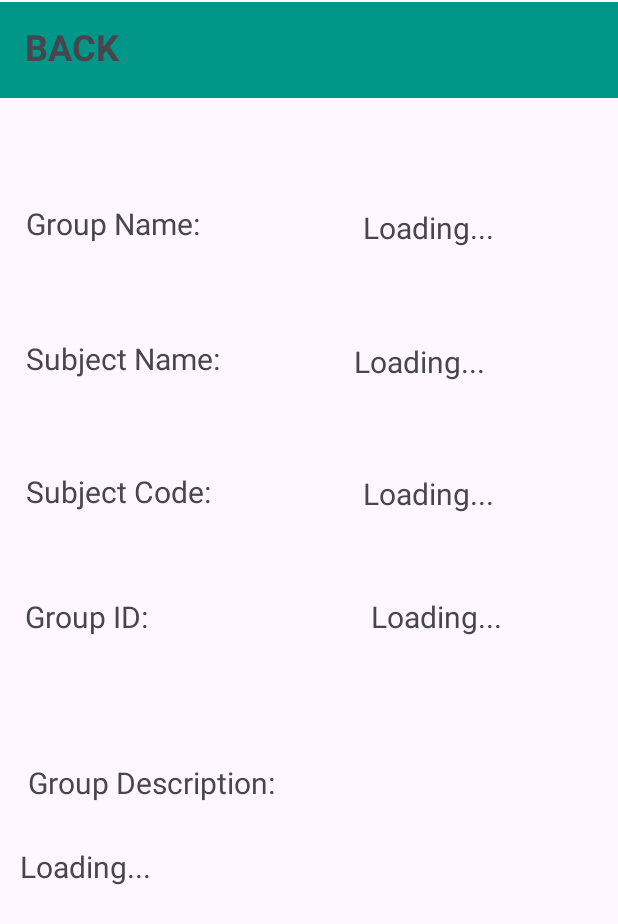
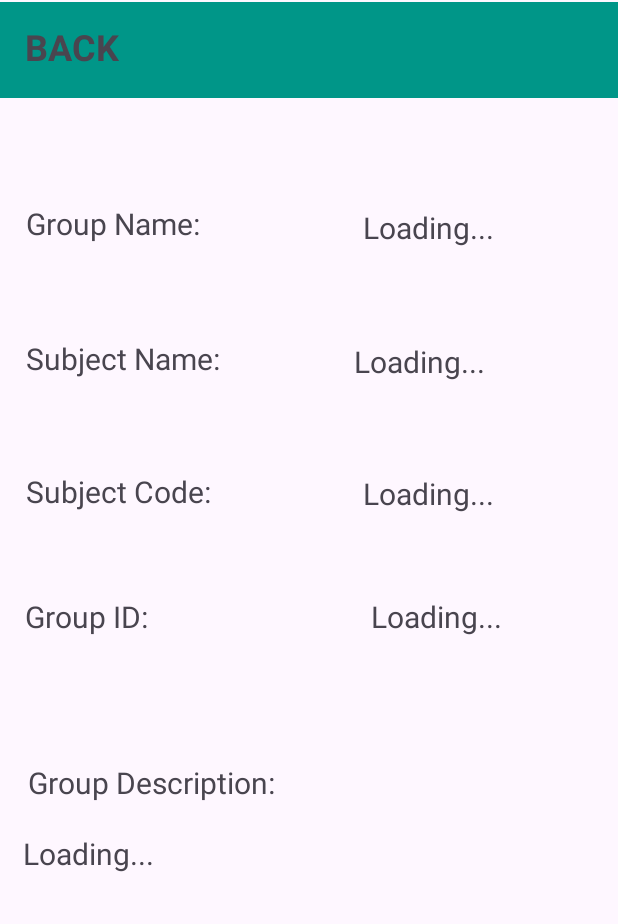
Before and after one commit to DemonGodOP/ExamApplication, an Android app: the GroupDetailsActivity screen opened directly, with no data from a screen before it, on a phone screen of 412 x 824 dp. Shown: the top 924 px of the screen. Run offline under Robolectric (Android 15) with nearby library versions, the phone set to English and light mode, and no system bars; our stand-ins replace Firebase (no records; nobody signed in at launch, a user with empty details on screens opened directly).

Commit message:
75th Commit

```diff
--- a/app/src/main/java/com/example/examapplication/StudentHomePage.java
+++ b/app/src/main/java/com/example/examapplication/StudentHomePage.java
@@ -802,7 +802,7 @@ public class StudentHomePage extends AppCompatActivity implements TextToSpeech.O
             }
             @Override
             public void onCancelled (@NonNull DatabaseError databaseError){
-                Toast.makeText(StudentHomePage.this, "Something Went Wrong Please Restart The Application", Toast.LENGTH_SHORT).show();
+
             }
         });
     }
--- a/app/src/main/java/com/example/examapplication/TeacherHomePage.java
+++ b/app/src/main/java/com/example/examapplication/TeacherHomePage.java
@@ -203,7 +203,7 @@ public class TeacherHomePage extends AppCompatActivity {
             }
             @Override
             public void onCancelled (@NonNull DatabaseError databaseError){
-                Toast.makeText(TeacherHomePage.this, "1", Toast.LENGTH_SHORT).show();
+
             }
         });
     }
--- a/app/src/main/res/layout/activity_group_details.xml
+++ b/app/src/main/res/layout/activity_group_details.xml
@@ -148,16 +148,16 @@
 
     <TextView
         android:id="@+id/GDGD"
-        android:layout_width="374dp"
-        android:layout_height="171dp"
+        android:layout_width="339dp"
+        android:layout_height="147dp"
         android:text="Loading..."
         android:textSize="20sp"
         app:layout_constraintBottom_toBottomOf="parent"
         app:layout_constraintEnd_toEndOf="parent"
-        app:layout_constraintHorizontal_bias="0.344"
+        app:layout_constraintHorizontal_bias="0.215"
         app:layout_constraintStart_toStartOf="parent"
         app:layout_constraintTop_toTopOf="parent"
-        app:layout_constraintVertical_bias="0.864" />
+        app:layout_constraintVertical_bias="0.821" />
 
     <TextView
         android:id="@+id/GD_GID"
--- a/app/src/main/res/layout/activity_student_group_details.xml
+++ b/app/src/main/res/layout/activity_student_group_details.xml
@@ -42,10 +42,10 @@
         android:textSize="20sp"
         app:layout_constraintBottom_toBottomOf="parent"
         app:layout_constraintEnd_toEndOf="parent"
-        app:layout_constraintHorizontal_bias="0.361"
+        app:layout_constraintHorizontal_bias="0.193"
         app:layout_constraintStart_toStartOf="parent"
         app:layout_constraintTop_toTopOf="parent"
-        app:layout_constraintVertical_bias="0.864" />
+        app:layout_constraintVertical_bias="0.824" />
 
     <androidx.appcompat.widget.Toolbar
         android:id="@+id/toolbar18"
```
